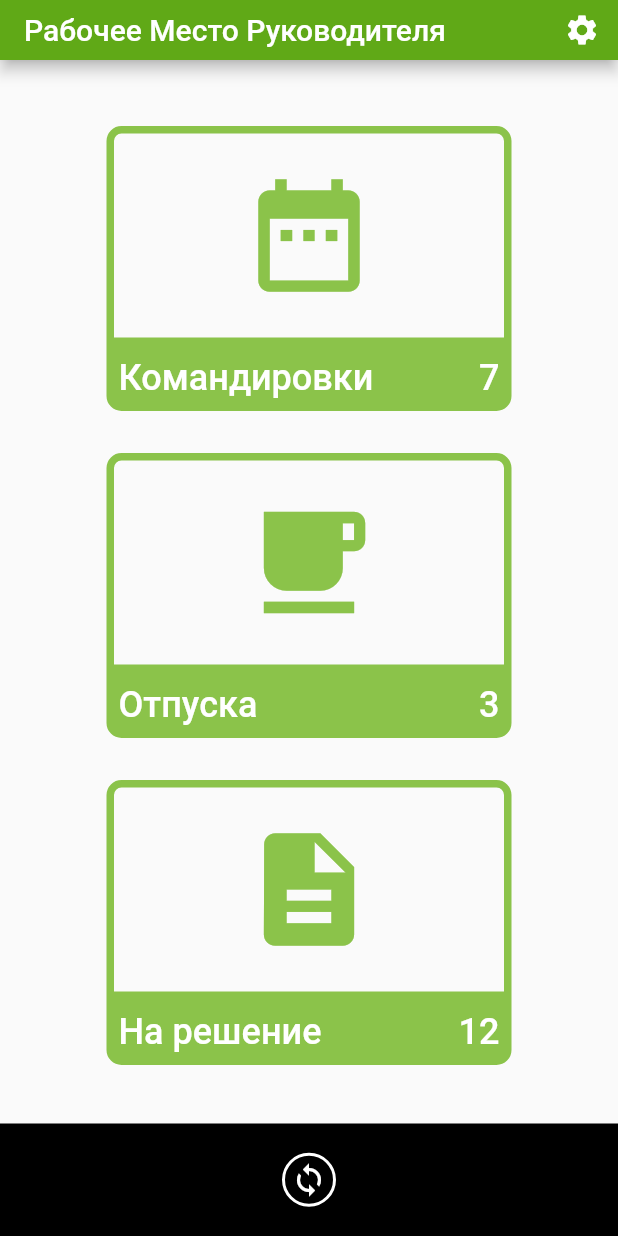
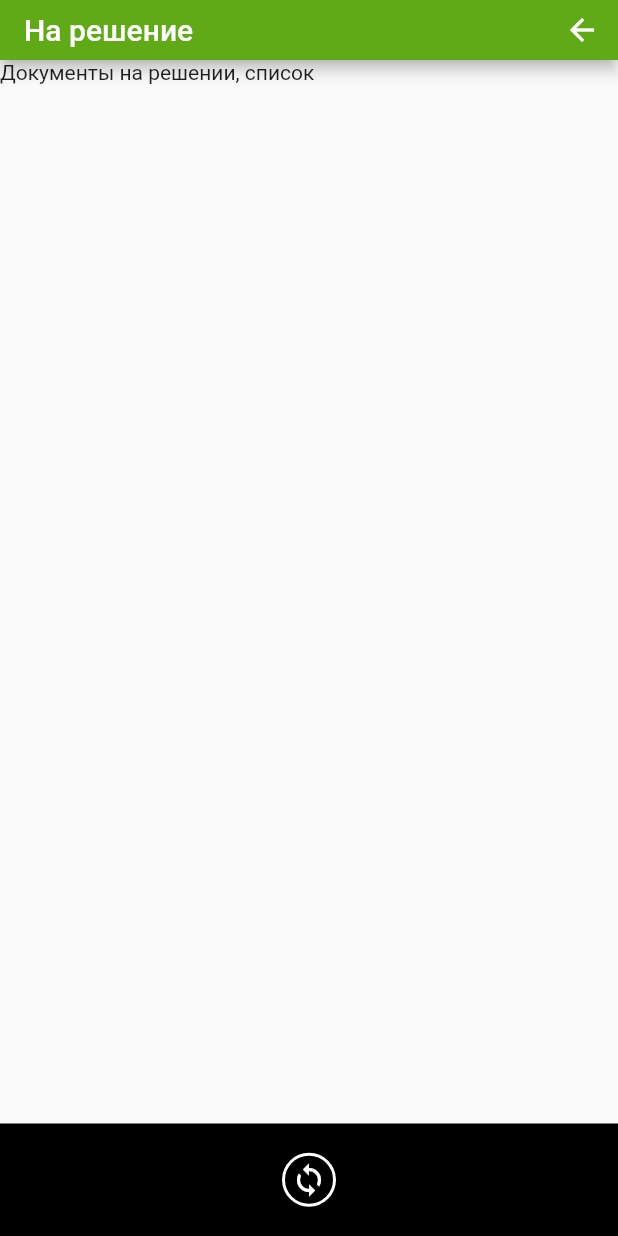
Before and after one commit to rvsmirnov/RMR-EASD, a Flutter app: the screen it shows after launch, after a tap on "На решение", on a phone screen of 412 x 824 dp. Run offline on Flutter 3.47's test engine with Material 2 defaults, Android fonts, the phone set to English and light mode, and no system bars; our stand-ins replace syncfusion_flutter_datagrid.

Commit message:
Добавил папку  На решение

```diff
--- /dev/null
+++ b/lib/views/documentlist/decisionview.dart
@@ -0,0 +1,28 @@
+import 'package:MWPX/controls/appbar.dart';
+import 'package:MWPX/controls/buttonbar.dart';
+import 'package:flutter/material.dart';
+import 'package:MWPX/constants.dart' as Constants;
+import 'package:syncfusion_flutter_datagrid/datagrid.dart';
+
+///Список документов из папки На решение
+class DecisionView extends StatelessWidget {
+  Widget build(BuildContext context) {
+    var appBar = new MWPMainAppBar();
+    appBar.configureAppBar('На решение', null, false, true);
+
+    var buttonBar = new MWPButtonBar();
+    buttonBar.configureButtonBar(Constants.viewNameDecisionList);
+
+    return Scaffold(
+      appBar: appBar,
+      body: Column(
+          crossAxisAlignment: CrossAxisAlignment.stretch,
+          children: <Widget>[
+            Expanded(
+              child: Container(child: Text("Документы на решении, список")),
+            ),
+            buttonBar
+          ]),
+    );
+  }
+}
--- a/lib/views/foldertileview.dart
+++ b/lib/views/foldertileview.dart
@@ -1,3 +1,4 @@
+import 'package:MWPX/views/documentlist/decisionview.dart';
 import 'package:flutter/material.dart';
 import 'package:MWPX/controls/appbar.dart';
 import 'package:MWPX/controls/buttonbar.dart';
@@ -74,7 +75,10 @@ class MWPFolderTile extends StatelessWidget {
                 Navigator.push(context,
                     MaterialPageRoute(builder: (context) => VacationView()));
               }
-              if (this._folderCode == 3) {}
+              if (this._folderCode == 3) {
+                Navigator.push(context,
+                    MaterialPageRoute(builder: (context) => DecisionView()));
+              }
             },
             //color: Colors.lightGreen,
             borderSide: BorderSide.none,
--- a/pubspec.yaml
+++ b/pubspec.yaml
@@ -23,6 +23,7 @@ dependencies:
   # Use with the CupertinoIcons class for iOS style icons.
   cupertino_icons: ^0.1.2
   intl: ^0.16.1
+  syncfusion_flutter_datagrid: ^19.1.65-beta
 
 dev_dependencies:
   flutter_test:
```
Also changed, not shown: lib/datastructure/list/DecisionListItem.dart (+19 -1 lines), pubspec.lock.
